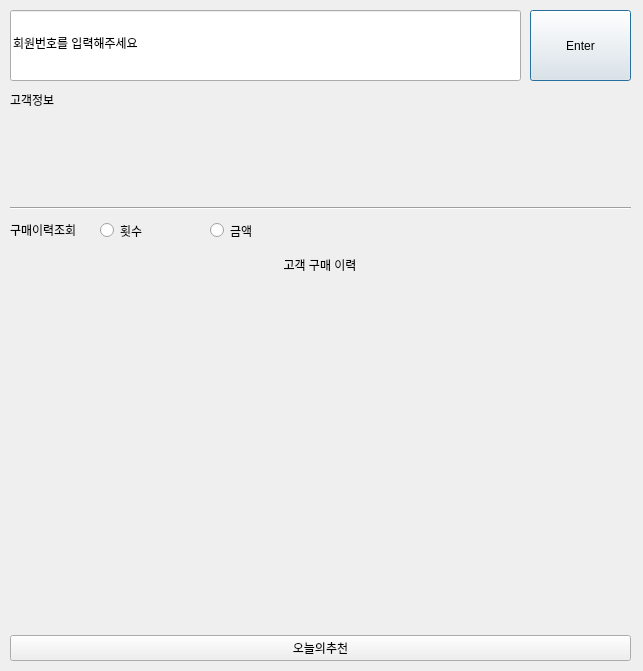
First picture: the form in design_main.ui, repository sohyeon98720/Lgorithm, before the edit.
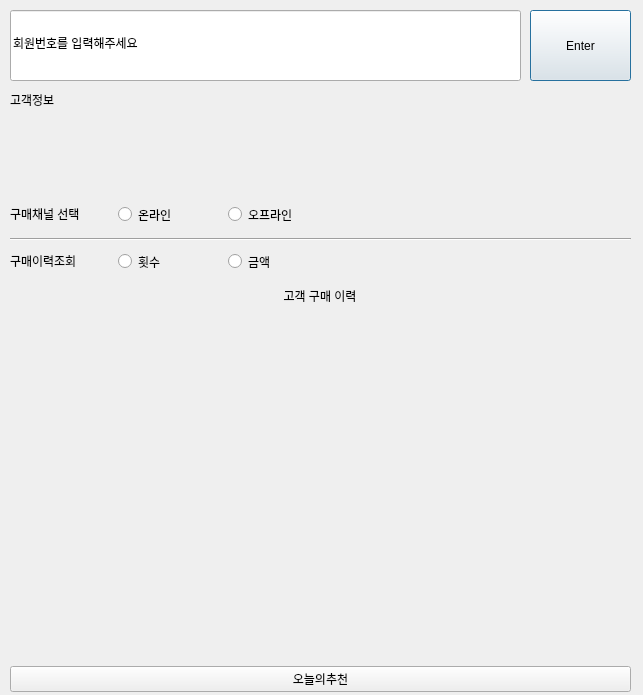
Second picture: the form after the edit.

Commit message: Update design_main.ui by gun8474

```diff
--- a/design_main.ui
+++ b/design_main.ui
@@ -7,7 +7,7 @@
     <x>0</x>
     <y>0</y>
     <width>643</width>
-    <height>671</height>
+    <height>695</height>
    </rect>
   </property>
   <property name="windowTitle">
@@ -85,7 +85,7 @@
    <property name="geometry">
     <rect>
      <x>10</x>
-     <y>250</y>
+     <y>281</y>
      <width>621</width>
      <height>411</height>
     </rect>
@@ -128,7 +128,7 @@
        </size>
       </property>
       <property name="text">
-       <string>  </string>
+       <string/>
       </property>
       <property name="alignment">
        <set>Qt::AlignCenter</set>
@@ -136,7 +136,10 @@
      </widget>
     </item>
     <item>
-     <widget class="QLabel" name="label_piechart">
+     <layout class="QHBoxLayout" name="label_piechart"/>
+    </item>
+    <item>
+     <widget class="QLabel" name="label_piechart1">
       <property name="text">
        <string/>
       </property>
@@ -168,7 +171,7 @@
    <property name="geometry">
     <rect>
      <x>10</x>
-     <y>220</y>
+     <y>251</y>
      <width>131</width>
      <height>20</height>
     </rect>
@@ -181,7 +184,7 @@
    <property name="geometry">
     <rect>
      <x>10</x>
-     <y>200</y>
+     <y>231</y>
      <width>621</width>
      <height>16</height>
     </rect>
@@ -193,8 +196,8 @@
   <widget class="QRadioButton" name="radioButton_count">
    <property name="geometry">
     <rect>
-     <x>100</x>
-     <y>220</y>
+     <x>118</x>
+     <y>251</y>
      <width>95</width>
      <height>21</height>
     </rect>
@@ -206,8 +209,8 @@
   <widget class="QRadioButton" name="radioButton_price">
    <property name="geometry">
     <rect>
-     <x>210</x>
-     <y>220</y>
+     <x>228</x>
+     <y>251</y>
      <width>95</width>
      <height>21</height>
     </rect>
@@ -216,6 +219,45 @@
     <string>금액</string>
    </property>
   </widget>
+  <widget class="QRadioButton" name="radioButton_offline">
+   <property name="geometry">
+    <rect>
+     <x>228</x>
+     <y>204</y>
+     <width>95</width>
+     <height>21</height>
+    </rect>
+   </property>
+   <property name="text">
+    <string>오프라인</string>
+   </property>
+  </widget>
+  <widget class="QLabel" name="label_4">
+   <property name="geometry">
+    <rect>
+     <x>10</x>
+     <y>204</y>
+     <width>131</width>
+     <height>20</height>
+    </rect>
+   </property>
+   <property name="text">
+    <string>구매채널 선택</string>
+   </property>
+  </widget>
+  <widget class="QRadioButton" name="radioButton_online">
+   <property name="geometry">
+    <rect>
+     <x>118</x>
+     <y>204</y>
+     <width>95</width>
+     <height>21</height>
+    </rect>
+   </property>
+   <property name="text">
+    <string>온라인</string>
+   </property>
+  </widget>
  </widget>
  <resources/>
  <connections/>
```
